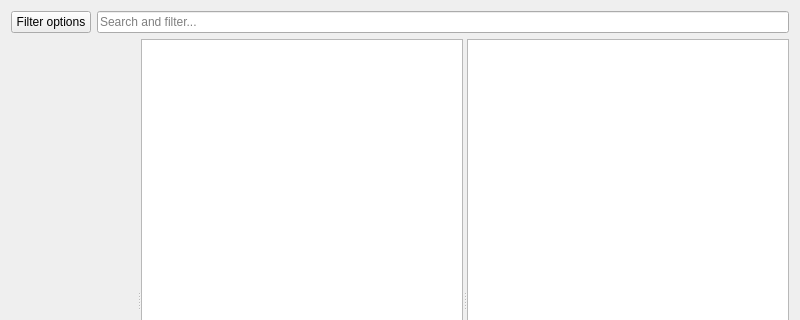
Before: the Qt Designer form launcher/ui/pages/modplatform/flame/FlamePage.ui in Lunarienya/ElysiumLauncher, drawn with Qt 5; both pictures show x 0 to 800 and y 0 to 320 of the 800 by 600 pixel window.
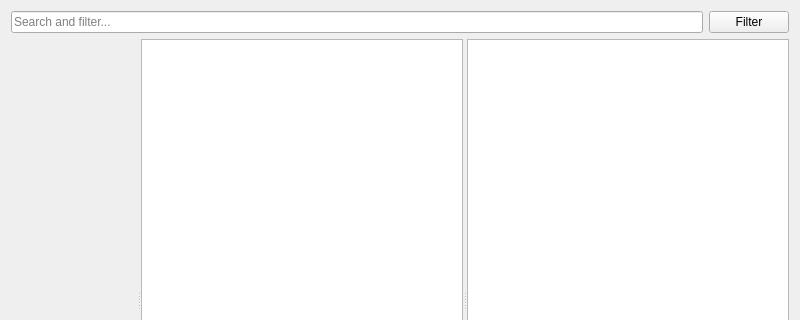
After: the same form once the commit is applied. Custom widgets are drawn as their Qt base class.

```diff
--- a/launcher/ui/pages/modplatform/flame/FlamePage.ui
+++ b/launcher/ui/pages/modplatform/flame/FlamePage.ui
@@ -14,16 +14,16 @@
    <item>
     <layout class="QHBoxLayout" name="horizontalLayout">
      <item>
-      <widget class="QPushButton" name="filterButton">
-       <property name="text">
-        <string>Filter options</string>
+      <widget class="QLineEdit" name="searchEdit">
+       <property name="placeholderText">
+        <string>Search and filter...</string>
        </property>
       </widget>
      </item>
      <item>
-      <widget class="QLineEdit" name="searchEdit">
-       <property name="placeholderText">
-        <string>Search and filter...</string>
+      <widget class="QPushButton" name="filterButton">
+       <property name="text">
+        <string>Filter</string>
        </property>
       </widget>
      </item>
```
